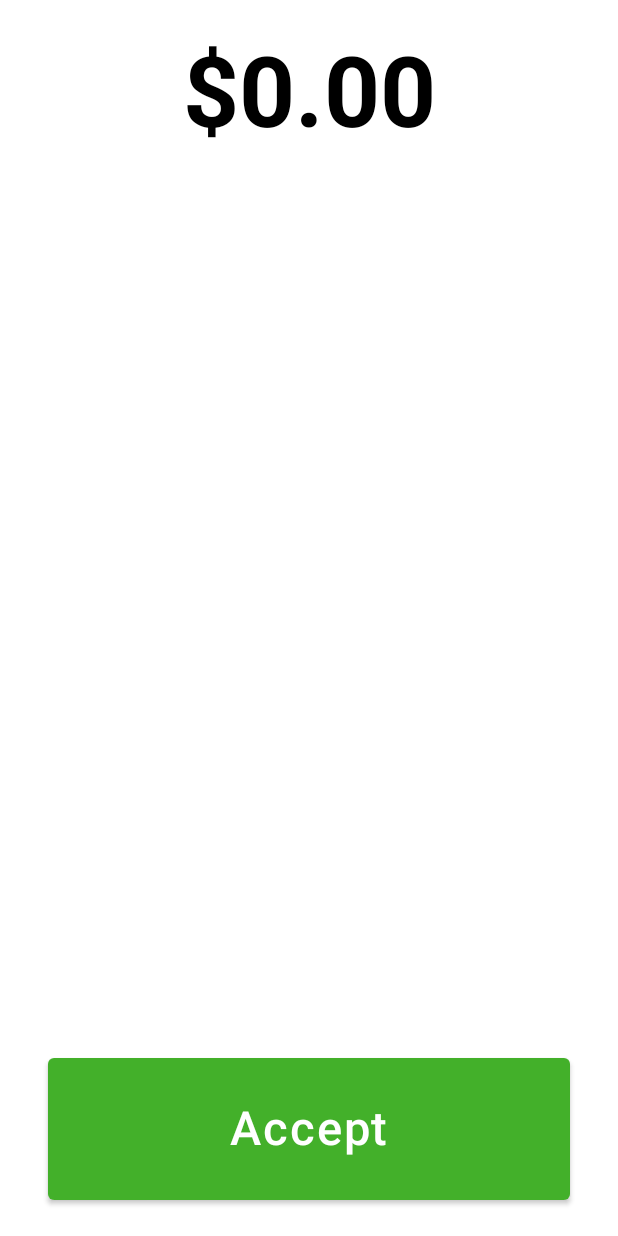
After one commit to lefsilva79/TestValues, an Android app built with Jetpack Compose: the DetailActivity screen opened directly, with no data from a screen before it, on a phone screen of 412 x 824 dp. The commit adds this screen. Run offline under Robolectric (Android 15) with nearby library versions, the phone set to English and light mode, and no system bars.

Commit message:
V1.2.0 interface nova mantida, segunda tela implementada exibe valor clicado e botao de aceitar

```diff
--- a/app/src/main/AndroidManifest.xml
+++ b/app/src/main/AndroidManifest.xml
@@ -22,6 +22,10 @@
                 <category android:name="android.intent.category.LAUNCHER" />
             </intent-filter>
         </activity>
+
+        <activity
+            android:name=".DetailActivity"
+            android:exported="false" />
     </application>
 
 </manifest>
--- /dev/null
+++ b/app/src/main/java/com/lr/testvalues/DetailActivity.kt
@@ -0,0 +1,89 @@
+package com.lr.testvalues
+
+import android.os.Bundle
+import androidx.activity.ComponentActivity
+import androidx.activity.compose.setContent
+import androidx.compose.foundation.layout.*
+import androidx.compose.material.Button
+import androidx.compose.material.ButtonDefaults
+import androidx.compose.material.Surface
+import androidx.compose.material.Text
+import androidx.compose.runtime.*
+import androidx.compose.ui.Alignment
+import androidx.compose.ui.Modifier
+import androidx.compose.ui.graphics.Color
+import androidx.compose.ui.platform.LocalDensity
+import androidx.compose.ui.text.font.FontWeight
+import androidx.compose.ui.unit.dp
+import androidx.compose.ui.unit.sp
+
+class DetailActivity : ComponentActivity() {
+    override fun onCreate(savedInstanceState: Bundle?) {
+        super.onCreate(savedInstanceState)
+        val value = intent.getStringExtra("value") ?: "0.00"
+
+        setContent {
+            Surface(
+                modifier = Modifier.fillMaxSize(),
+                color = Color.White
+            ) {
+                DetailScreen(value)
+            }
+        }
+    }
+}
+
+@Composable
+fun DetailScreen(value: String) {
+    val density = LocalDensity.current
+    fun Int.pxToDp() = with(density) { this@pxToDp.toDp() }
+
+    Column(
+        modifier = Modifier
+            .fillMaxSize()
+            .padding(horizontal = 16.dp)
+    ) {
+        // Valor no topo
+        Column(
+            modifier = Modifier
+                .padding(top = 24.dp)
+                .fillMaxWidth(),
+            horizontalAlignment = Alignment.CenterHorizontally
+        ) {
+            Text(
+                text = "$$value",
+                fontSize = 98.pxToDp().value.sp,
+                fontWeight = FontWeight.Bold,
+                modifier = Modifier.padding(bottom = 8.dp)
+            )
+        }
+
+        // Spacer para empurrar o botão para baixo
+        Spacer(modifier = Modifier.weight(1f))
+
+        // Botão Accept na parte inferior
+        Box(
+            modifier = Modifier
+                .fillMaxWidth()
+                .padding(bottom = 24.dp),
+            contentAlignment = Alignment.BottomCenter
+        ) {
+            Button(
+                onClick = { },
+                modifier = Modifier
+                    .height(142.pxToDp())
+                    .fillMaxWidth()
+                    .padding(horizontal = 16.dp),
+                colors = ButtonDefaults.buttonColors(
+                    backgroundColor = Color(0xFF43B02A)  // Cor verde do Instacart
+                )
+            ) {
+                Text(
+                    text = "Accept",
+                    fontSize = 47.pxToDp().value.sp,
+                    color = Color.White
+                )
+            }
+        }
+    }
+}
--- a/app/src/main/java/com/lr/testvalues/MainActivity.kt
+++ b/app/src/main/java/com/lr/testvalues/MainActivity.kt
@@ -1,6 +1,6 @@
-//ok 227 linhas
 package com.lr.testvalues
 
+import android.content.Intent
 import android.os.Bundle
 import androidx.activity.ComponentActivity
 import androidx.activity.compose.setContent
@@ -18,6 +18,7 @@ import androidx.compose.material.Text
 import androidx.compose.runtime.*
 import androidx.compose.ui.Alignment
 import androidx.compose.ui.Modifier
+import androidx.compose.ui.platform.LocalContext
 import androidx.compose.ui.platform.LocalDensity
 import androidx.compose.ui.unit.dp
 import androidx.compose.ui.unit.sp
@@ -82,6 +83,7 @@ fun MainScreen() {
     var isActive by remember { mutableStateOf(false) }
     var refreshKey by remember { mutableStateOf(0) }
     var showValues by remember { mutableStateOf(false) }
+    val context = LocalContext.current
 
     val density = LocalDensity.current
     fun Int.pxToDp() = with(density) { this@pxToDp.toDp() }
@@ -152,12 +154,19 @@ fun MainScreen() {
                                 .fillMaxWidth()
                                 .padding(horizontal = 16.dp, vertical = 16.dp)
                         ) {
-                            // Valor principal
+                            // Valor principal com clickable
                             Text(
                                 text = "$${item.value}",
                                 fontSize = 98.pxToDp().value.sp,
                                 fontWeight = FontWeight.Bold,
-                                modifier = Modifier.padding(bottom = 8.dp)
+                                modifier = Modifier
+                                    .padding(bottom = 8.dp)
+                                    .clickable {
+                                        val intent = Intent(context, DetailActivity::class.java).apply {
+                                            putExtra("value", item.value)
+                                        }
+                                        context.startActivity(intent)
+                                    }
                             )
 
                             // Informações dos itens
```
